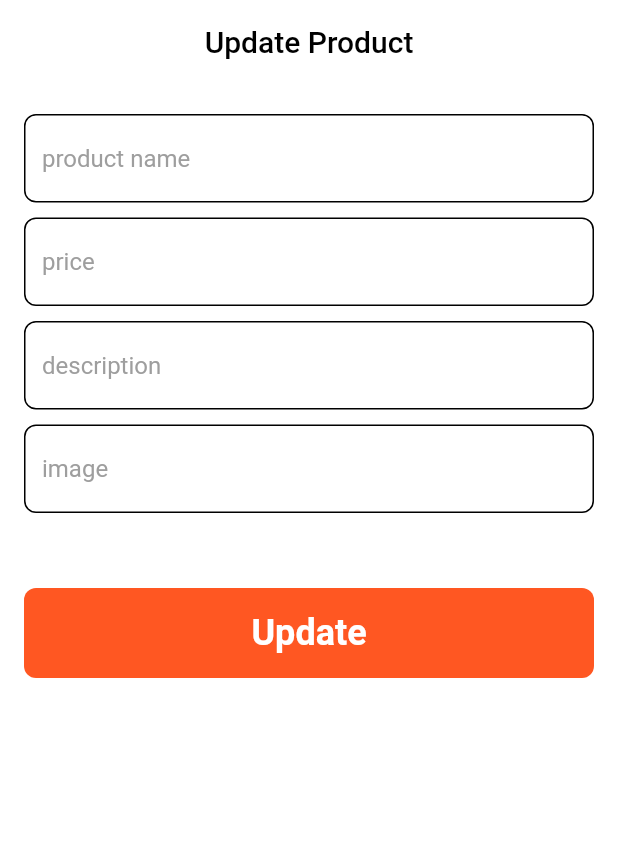
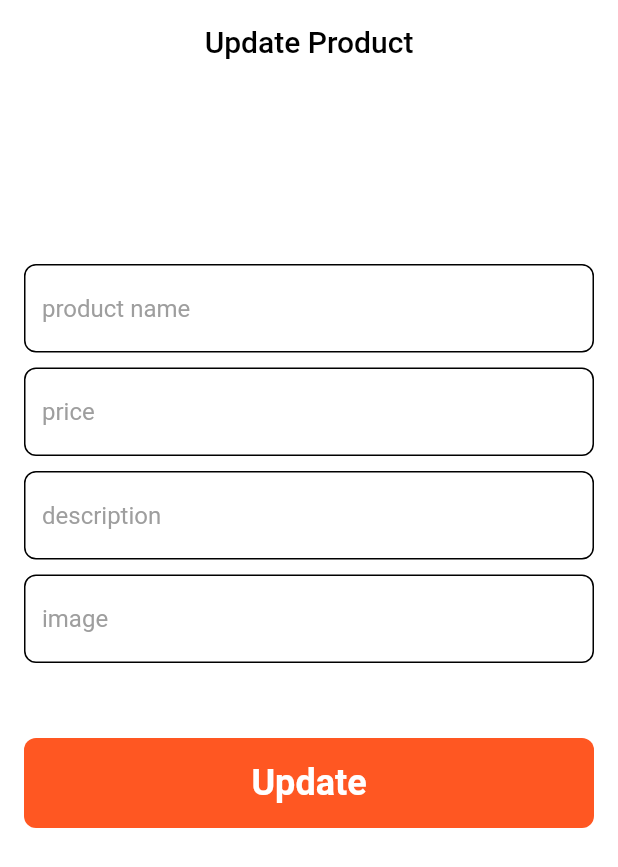
Before and after one commit to Shiba3006/store_app, a Flutter app: the UpdateProductView screen opened by its route, on a phone screen of 412 x 824 dp. Shown: the top 867 px of the screen. Run offline on Flutter 3.47's test engine with Material 3 defaults, Android fonts, the phone set to English and light mode, and no system bars; our stand-ins replace font_awesome_flutter; network calls fail.

Commit message:
edit update product view

```diff
--- a/lib/views/update_product.dart
+++ b/lib/views/update_product.dart
@@ -4,50 +4,72 @@ import 'package:store_app/widgets/custom_button.dart';
 import 'package:store_app/widgets/custom_text_field.dart';
 
 class UpdateProductView extends StatelessWidget {
-  const UpdateProductView({super.key});
+  UpdateProductView({
+    super.key,
+    this.name,
+    this.description,
+    this.image,
+    this.price,
+  });
   static String id = 'UpdateProduct';
+
+  String? name, description, image;
+  int? price;
 
   @override
   Widget build(BuildContext context) {
-    return const Scaffold(
-      appBar: CustomAppBar(
+    const Widget _ = SizedBox(
+      height: 10,
+    );
+    return Scaffold(
+      appBar: const CustomAppBar(
         title: 'Update Product',
         icon: null,
       ),
       body: Padding(
-        padding: EdgeInsets.all(16.0),
+        padding: const EdgeInsets.all(16.0),
+        child: SingleChildScrollView(
           child: Column(
             children: [
+              const SizedBox(
+                height: 100,
+              ),
               CustomTextField(
                 hintText: 'product name',
+                onChanged: (value) {
+                  name = value;
+                },
               ),
-            SizedBox(
-              height: 10,
-            ),
+              _,
               CustomTextField(
                 hintText: 'price',
+                keyboardType: TextInputType.number,
+                onChanged: (value) {
+                  price = int.parse(value);
+                },
               ),
-            SizedBox(
-              height: 10,
-            ),
+              _,
               CustomTextField(
                   hintText: 'description',
-            ),
-            SizedBox(
-              height: 10,
-            ),
+                  onChanged: (value) {
+                    description = value;
+                  }),
+              _,
               CustomTextField(
                   hintText: 'image',
-            ),
-            SizedBox(
+                  onChanged: (value) {
+                    image = value;
+                  }),
+              const SizedBox(
                 height: 50,
               ),
-            CustomButton(
+              const CustomButton(
                 buttonText: 'Update',
               ),
             ],
           ),
         ),
+      ),
     );
   }
 }
--- a/lib/widgets/custom_text_field.dart
+++ b/lib/widgets/custom_text_field.dart
@@ -6,21 +6,17 @@ class CustomTextField extends StatelessWidget {
     this.hintText = '',
     this.onChanged,
     this.isPassword = false,
+    this.keyboardType,
   });
   final String hintText;
   final Function(String)? onChanged;
   final bool? isPassword;
+  final TextInputType? keyboardType;
 
   @override
   Widget build(BuildContext context) {
-    return TextFormField(
-      validator: (value) {
-        if (value!.isEmpty) {
-          return 'Field cannot be empty';
-        }
-        return null;
-      },
-      keyboardType: TextInputType.text,
+    return TextField(
+      keyboardType: keyboardType,
       style: const TextStyle(color: Colors.black),
       onChanged: onChanged,
       decoration: InputDecoration(
```
Lines whose indentation alone changed are shown as unchanged.
